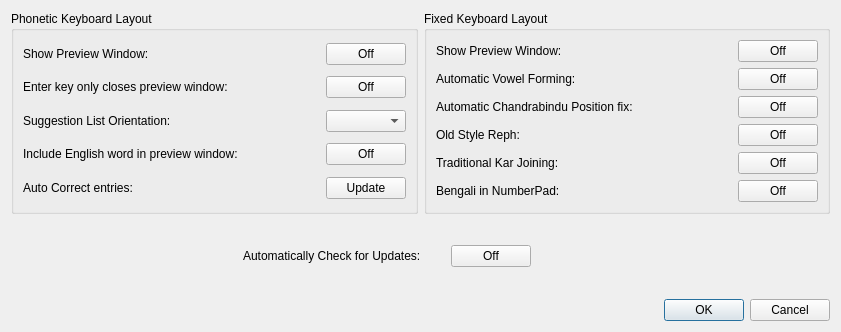
Before: the Qt Designer form src/frontend/SettingsDialog.ui in OpenBangla/OpenBangla-Keyboard, drawn with Qt 5.
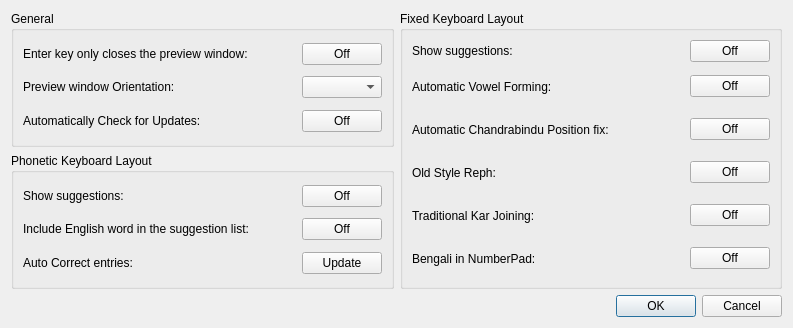
After: the same form once the commit is applied.

Commit message: Settings dialog redesign take 2! (#159)

```diff
--- a/src/frontend/SettingsDialog.ui
+++ b/src/frontend/SettingsDialog.ui
@@ -6,8 +6,8 @@
    <rect>
     <x>0</x>
     <y>0</y>
-    <width>841</width>
-    <height>332</height>
+    <width>793</width>
+    <height>328</height>
    </rect>
   </property>
   <property name="sizePolicy">
@@ -19,89 +19,18 @@
   <property name="windowTitle">
    <string>Settings</string>
   </property>
-  <layout class="QVBoxLayout" name="verticalLayout">
+  <layout class="QVBoxLayout" name="verticalLayout_2">
    <item>
     <layout class="QHBoxLayout" name="horizontalLayout">
      <item>
-      <widget class="QGroupBox" name="PhoneticLayout">
-       <property name="sizePolicy">
-        <sizepolicy hsizetype="Expanding" vsizetype="Expanding">
-         <horstretch>0</horstretch>
-         <verstretch>0</verstretch>
-        </sizepolicy>
-       </property>
+      <layout class="QVBoxLayout" name="verticalLayout">
+       <item>
+        <widget class="QGroupBox" name="groupBox">
        <property name="title">
-        <string>Phonetic Keyboard Layout</string>
+          <string>General</string>
        </property>
        <layout class="QGridLayout" name="gridLayout">
-        <property name="sizeConstraint">
-         <enum>QLayout::SetDefaultConstraint</enum>
-        </property>
-        <item row="5" column="0">
-         <widget class="QLabel" name="label_11">
-          <property name="sizePolicy">
-           <sizepolicy hsizetype="Expanding" vsizetype="Expanding">
-            <horstretch>0</horstretch>
-            <verstretch>0</verstretch>
-           </sizepolicy>
-          </property>
-          <property name="text">
-           <string>Auto Correct entries:</string>
-          </property>
-          <property name="alignment">
-           <set>Qt::AlignLeading|Qt::AlignLeft|Qt::AlignVCenter</set>
-          </property>
-         </widget>
-        </item>
-        <item row="5" column="1">
-         <widget class="QPushButton" name="btnACUpdate">
-          <property name="sizePolicy">
-           <sizepolicy hsizetype="Minimum" vsizetype="Fixed">
-            <horstretch>0</horstretch>
-            <verstretch>0</verstretch>
-           </sizepolicy>
-          </property>
-          <property name="text">
-           <string>Update</string>
-          </property>
-          <property name="checkable">
-           <bool>false</bool>
-          </property>
-         </widget>
-        </item>
-        <item row="4" column="1">
-         <widget class="QPushButton" name="btnIncludeEnglishPrevWin">
-          <property name="sizePolicy">
-           <sizepolicy hsizetype="Minimum" vsizetype="Fixed">
-            <horstretch>0</horstretch>
-            <verstretch>0</verstretch>
-           </sizepolicy>
-          </property>
-          <property name="text">
-           <string>Off</string>
-          </property>
-          <property name="checkable">
-           <bool>true</bool>
-          </property>
-         </widget>
-        </item>
         <item row="0" column="0">
-         <widget class="QLabel" name="label_2">
-          <property name="sizePolicy">
-           <sizepolicy hsizetype="Expanding" vsizetype="Expanding">
-            <horstretch>0</horstretch>
-            <verstretch>0</verstretch>
-           </sizepolicy>
-          </property>
-          <property name="text">
-           <string>&lt;html&gt;&lt;head/&gt;&lt;body&gt;&lt;p&gt;Show Preview Window:&lt;/p&gt;&lt;/body&gt;&lt;/html&gt;</string>
-          </property>
-          <property name="alignment">
-           <set>Qt::AlignLeading|Qt::AlignLeft|Qt::AlignVCenter</set>
-          </property>
-         </widget>
-        </item>
-        <item row="1" column="0">
          <widget class="QLabel" name="label">
           <property name="sizePolicy">
            <sizepolicy hsizetype="Expanding" vsizetype="Expanding">
@@ -110,15 +39,15 @@
            </sizepolicy>
           </property>
           <property name="text">
-           <string>&lt;html&gt;&lt;head/&gt;&lt;body&gt;&lt;p&gt;Enter key only closes preview window:&lt;/p&gt;&lt;/body&gt;&lt;/html&gt;</string>
+             <string>&lt;html&gt;&lt;head/&gt;&lt;body&gt;&lt;p&gt;Enter key only closes the preview window:&lt;/p&gt;&lt;/body&gt;&lt;/html&gt;</string>
           </property>
           <property name="alignment">
            <set>Qt::AlignLeading|Qt::AlignLeft|Qt::AlignVCenter</set>
           </property>
          </widget>
         </item>
-        <item row="1" column="1">
-         <widget class="QPushButton" name="btnClosePrevWin">
+          <item row="0" column="1">
+           <widget class="QPushButton" name="btnEnterClosePW">
           <property name="sizePolicy">
            <sizepolicy hsizetype="Minimum" vsizetype="Fixed">
             <horstretch>0</horstretch>
@@ -133,7 +62,7 @@
           </property>
          </widget>
         </item>
-        <item row="3" column="0">
+          <item row="1" column="0">
          <widget class="QLabel" name="label_3">
           <property name="sizePolicy">
            <sizepolicy hsizetype="Expanding" vsizetype="Expanding">
@@ -142,14 +71,14 @@
            </sizepolicy>
           </property>
           <property name="text">
-           <string>Suggestion List Orientation:</string>
+             <string>&lt;html&gt;&lt;head/&gt;&lt;body&gt;&lt;p&gt;Preview window Orientation:&lt;/p&gt;&lt;/body&gt;&lt;/html&gt;</string>
           </property>
           <property name="alignment">
            <set>Qt::AlignLeading|Qt::AlignLeft|Qt::AlignVCenter</set>
           </property>
          </widget>
         </item>
-        <item row="3" column="1">
+          <item row="1" column="1">
          <widget class="QComboBox" name="cmbOrientation">
           <property name="sizePolicy">
            <sizepolicy hsizetype="Minimum" vsizetype="Fixed">
@@ -162,7 +91,89 @@
           </property>
          </widget>
         </item>
-        <item row="4" column="0">
+          <item row="2" column="0">
+           <widget class="QLabel" name="label_4">
+            <property name="sizePolicy">
+             <sizepolicy hsizetype="Expanding" vsizetype="Expanding">
+              <horstretch>0</horstretch>
+              <verstretch>0</verstretch>
+             </sizepolicy>
+            </property>
+            <property name="text">
+             <string>Automatically Check for Updates:</string>
+            </property>
+           </widget>
+          </item>
+          <item row="2" column="1">
+           <widget class="QPushButton" name="btnCheckUpdate">
+            <property name="sizePolicy">
+             <sizepolicy hsizetype="Minimum" vsizetype="Fixed">
+              <horstretch>0</horstretch>
+              <verstretch>0</verstretch>
+             </sizepolicy>
+            </property>
+            <property name="text">
+             <string>Off</string>
+            </property>
+            <property name="checkable">
+             <bool>true</bool>
+            </property>
+            <property name="checked">
+             <bool>false</bool>
+            </property>
+           </widget>
+          </item>
+         </layout>
+        </widget>
+       </item>
+       <item>
+        <widget class="QGroupBox" name="PhoneticLayout">
+         <property name="sizePolicy">
+          <sizepolicy hsizetype="Expanding" vsizetype="Expanding">
+           <horstretch>0</horstretch>
+           <verstretch>0</verstretch>
+          </sizepolicy>
+         </property>
+         <property name="title">
+          <string>Phonetic Keyboard Layout</string>
+         </property>
+         <layout class="QGridLayout" name="gridLayout_2">
+          <property name="sizeConstraint">
+           <enum>QLayout::SetDefaultConstraint</enum>
+          </property>
+          <item row="0" column="0">
+           <widget class="QLabel" name="label_2">
+            <property name="sizePolicy">
+             <sizepolicy hsizetype="Expanding" vsizetype="Expanding">
+              <horstretch>0</horstretch>
+              <verstretch>0</verstretch>
+             </sizepolicy>
+            </property>
+            <property name="text">
+             <string>&lt;html&gt;&lt;head/&gt;&lt;body&gt;&lt;p&gt;Show suggestions:&lt;/p&gt;&lt;/body&gt;&lt;/html&gt;</string>
+            </property>
+            <property name="alignment">
+             <set>Qt::AlignLeading|Qt::AlignLeft|Qt::AlignVCenter</set>
+            </property>
+           </widget>
+          </item>
+          <item row="0" column="1">
+           <widget class="QPushButton" name="btnSuggestionPhonetic">
+            <property name="sizePolicy">
+             <sizepolicy hsizetype="Minimum" vsizetype="Fixed">
+              <horstretch>0</horstretch>
+              <verstretch>0</verstretch>
+             </sizepolicy>
+            </property>
+            <property name="text">
+             <string>Off</string>
+            </property>
+            <property name="checkable">
+             <bool>true</bool>
+            </property>
+           </widget>
+          </item>
+          <item row="1" column="0">
          <widget class="QLabel" name="label_5">
           <property name="sizePolicy">
            <sizepolicy hsizetype="Expanding" vsizetype="Expanding">
@@ -171,15 +182,15 @@
            </sizepolicy>
           </property>
           <property name="text">
-           <string>&lt;html&gt;&lt;head/&gt;&lt;body&gt;&lt;p&gt;Include English word in preview window:&lt;/p&gt;&lt;/body&gt;&lt;/html&gt;</string>
+             <string>&lt;html&gt;&lt;head/&gt;&lt;body&gt;&lt;p&gt;Include English word in the suggestion list:&lt;/p&gt;&lt;/body&gt;&lt;/html&gt;</string>
           </property>
           <property name="alignment">
            <set>Qt::AlignLeading|Qt::AlignLeft|Qt::AlignVCenter</set>
           </property>
          </widget>
         </item>
-        <item row="0" column="1">
-         <widget class="QPushButton" name="btnShowPrevWin">
+          <item row="1" column="1">
+           <widget class="QPushButton" name="btnIncludeEnglishPrevWin">
           <property name="sizePolicy">
            <sizepolicy hsizetype="Minimum" vsizetype="Fixed">
             <horstretch>0</horstretch>
@@ -194,8 +205,42 @@
           </property>
          </widget>
         </item>
-       </layout>
-      </widget>
+          <item row="2" column="0">
+           <widget class="QLabel" name="label_11">
+            <property name="sizePolicy">
+             <sizepolicy hsizetype="Expanding" vsizetype="Expanding">
+              <horstretch>0</horstretch>
+              <verstretch>0</verstretch>
+             </sizepolicy>
+            </property>
+            <property name="text">
+             <string>Auto Correct entries:</string>
+            </property>
+            <property name="alignment">
+             <set>Qt::AlignLeading|Qt::AlignLeft|Qt::AlignVCenter</set>
+            </property>
+           </widget>
+          </item>
+          <item row="2" column="1">
+           <widget class="QPushButton" name="btnACUpdate">
+            <property name="sizePolicy">
+             <sizepolicy hsizetype="Minimum" vsizetype="Fixed">
+              <horstretch>0</horstretch>
+              <verstretch>0</verstretch>
+             </sizepolicy>
+            </property>
+            <property name="text">
+             <string>Update</string>
+            </property>
+            <property name="checkable">
+             <bool>false</bool>
+            </property>
+           </widget>
+          </item>
+         </layout>
+        </widget>
+       </item>
+      </layout>
      </item>
      <item>
       <widget class="QGroupBox" name="FixedLayout">
@@ -208,7 +253,30 @@
        <property name="title">
         <string>Fixed Keyboard Layout</string>
        </property>
-       <layout class="QGridLayout" name="gridLayout_2">
+       <layout class="QGridLayout" name="gridLayout_3">
+        <item row="0" column="0">
+         <widget class="QLabel" name="label_12">
+          <property name="text">
+           <string>&lt;html&gt;&lt;head/&gt;&lt;body&gt;&lt;p&gt;Show suggestions:&lt;/p&gt;&lt;/body&gt;&lt;/html&gt;</string>
+          </property>
+         </widget>
+        </item>
+        <item row="0" column="1">
+         <widget class="QPushButton" name="btnSuggestionFixed">
+          <property name="sizePolicy">
+           <sizepolicy hsizetype="Minimum" vsizetype="Fixed">
+            <horstretch>0</horstretch>
+            <verstretch>0</verstretch>
+           </sizepolicy>
+          </property>
+          <property name="text">
+           <string>Off</string>
+          </property>
+          <property name="checkable">
+           <bool>true</bool>
+          </property>
+         </widget>
+        </item>
         <item row="1" column="0">
          <widget class="QLabel" name="label_6">
           <property name="sizePolicy">
@@ -222,21 +290,8 @@
           </property>
          </widget>
         </item>
-        <item row="4" column="0">
-         <widget class="QLabel" name="label_9">
-          <property name="sizePolicy">
-           <sizepolicy hsizetype="Expanding" vsizetype="Expanding">
-            <horstretch>0</horstretch>
-            <verstretch>0</verstretch>
-           </sizepolicy>
-          </property>
-          <property name="text">
-           <string>Traditional Kar Joining:</string>
-          </property>
-         </widget>
-        </item>
-        <item row="2" column="1">
-         <widget class="QPushButton" name="btnAutoChandra">
+        <item row="1" column="1">
+         <widget class="QPushButton" name="btnAutoVowel">
           <property name="sizePolicy">
            <sizepolicy hsizetype="Minimum" vsizetype="Fixed">
             <horstretch>0</horstretch>
@@ -264,53 +319,8 @@
           </property>
          </widget>
         </item>
-        <item row="3" column="1">
-         <widget class="QPushButton" name="btnOldReph">
-          <property name="sizePolicy">
-           <sizepolicy hsizetype="Minimum" vsizetype="Fixed">
-            <horstretch>0</horstretch>
-            <verstretch>0</verstretch>
-           </sizepolicy>
-          </property>
-          <property name="text">
-           <string>Off</string>
-          </property>
-          <property name="checkable">
-           <bool>true</bool>
-          </property>
-         </widget>
-        </item>
-        <item row="5" column="1">
-         <widget class="QPushButton" name="btnNumberpad">
-          <property name="sizePolicy">
-           <sizepolicy hsizetype="Minimum" vsizetype="Fixed">
-            <horstretch>0</horstretch>
-            <verstretch>0</verstretch>
-           </sizepolicy>
-          </property>
-          <property name="text">
-           <string>Off</string>
-          </property>
-          <property name="checkable">
-           <bool>true</bool>
-          </property>
-         </widget>
-        </item>
-        <item row="5" column="0">
-         <widget class="QLabel" name="label_10">
-          <property name="sizePolicy">
-           <sizepolicy hsizetype="Expanding" vsizetype="Expanding">
-            <horstretch>0</horstretch>
-            <verstretch>0</verstretch>
-           </sizepolicy>
-          </property>
-          <property name="text">
-           <string>Bengali in NumberPad:</string>
-          </property>
-         </widget>
-        </item>
-        <item row="1" column="1">
-         <widget class="QPushButton" name="btnAutoVowel">
+        <item row="2" column="1">
+         <widget class="QPushButton" name="btnAutoChandra">
           <property name="sizePolicy">
            <sizepolicy hsizetype="Minimum" vsizetype="Fixed">
             <horstretch>0</horstretch>
@@ -338,6 +348,35 @@
           </property>
          </widget>
         </item>
+        <item row="3" column="1">
+         <widget class="QPushButton" name="btnOldReph">
+          <property name="sizePolicy">
+           <sizepolicy hsizetype="Minimum" vsizetype="Fixed">
+            <horstretch>0</horstretch>
+            <verstretch>0</verstretch>
+           </sizepolicy>
+          </property>
+          <property name="text">
+           <string>Off</string>
+          </property>
+          <property name="checkable">
+           <bool>true</bool>
+          </property>
+         </widget>
+        </item>
+        <item row="4" column="0">
+         <widget class="QLabel" name="label_9">
+          <property name="sizePolicy">
+           <sizepolicy hsizetype="Expanding" vsizetype="Expanding">
+            <horstretch>0</horstretch>
+            <verstretch>0</verstretch>
+           </sizepolicy>
+          </property>
+          <property name="text">
+           <string>Traditional Kar Joining:</string>
+          </property>
+         </widget>
+        </item>
         <item row="4" column="1">
          <widget class="QPushButton" name="btnKarJoining">
           <property name="sizePolicy">
@@ -354,68 +393,8 @@
           </property>
          </widget>
         </item>
-        <item row="0" column="0">
-         <widget class="QLabel" name="label_12">
-          <property name="text">
-           <string>Show Preview Window:</string>
-          </property>
-         </widget>
-        </item>
-        <item row="0" column="1">
-         <widget class="QPushButton" name="btnShowPrevWinFixed">
-          <property name="sizePolicy">
-           <sizepolicy hsizetype="Minimum" vsizetype="Fixed">
-            <horstretch>0</horstretch>
-            <verstretch>0</verstretch>
-           </sizepolicy>
-          </property>
-          <property name="text">
-           <string>Off</string>
-          </property>
-          <property name="checkable">
-           <bool>true</bool>
-          </property>
-         </widget>
-        </item>
-       </layout>
-      </widget>
-     </item>
-    </layout>
-   </item>
-   <item>
-    <layout class="QHBoxLayout" name="horizontalLayout_2">
-     <property name="sizeConstraint">
-      <enum>QLayout::SetNoConstraint</enum>
-     </property>
-     <item>
-      <spacer name="horizontalSpacer_2">
-       <property name="orientation">
-        <enum>Qt::Horizontal</enum>
-       </property>
-       <property name="sizeType">
-        <enum>QSizePolicy::Fixed</enum>
-       </property>
-       <property name="sizeHint" stdset="0">
-        <size>
-         <width>232</width>
-         <height>20</height>
-        </size>
-       </property>
-      </spacer>
-     </item>
-     <item>
-      <layout class="QFormLayout" name="formLayout_3">
-       <property name="formAlignment">
-        <set>Qt::AlignLeading|Qt::AlignLeft|Qt::AlignVCenter</set>
-       </property>
-       <property name="horizontalSpacing">
-        <number>30</number>
-       </property>
-       <property name="rightMargin">
-        <number>7</number>
-       </property>
-       <item row="0" column="0">
-        <widget class="QLabel" name="label_4">
+        <item row="5" column="0">
+         <widget class="QLabel" name="label_10">
          <property name="sizePolicy">
           <sizepolicy hsizetype="Expanding" vsizetype="Expanding">
            <horstretch>0</horstretch>
@@ -423,14 +402,14 @@
           </sizepolicy>
          </property>
          <property name="text">
-          <string>Automatically Check for Updates:</string>
+           <string>Bengali in NumberPad:</string>
          </property>
         </widget>
        </item>
-       <item row="0" column="1">
-        <widget class="QPushButton" name="btnCheckUpdate">
+        <item row="5" column="1">
+         <widget class="QPushButton" name="btnNumberpad">
          <property name="sizePolicy">
-          <sizepolicy hsizetype="Fixed" vsizetype="Fixed">
+           <sizepolicy hsizetype="Minimum" vsizetype="Fixed">
            <horstretch>0</horstretch>
            <verstretch>0</verstretch>
           </sizepolicy>
@@ -441,28 +420,10 @@
          <property name="checkable">
           <bool>true</bool>
          </property>
-         <property name="checked">
-          <bool>false</bool>
-         </property>
         </widget>
        </item>
       </layout>
-     </item>
-     <item>
-      <spacer name="horizontalSpacer">
-       <property name="orientation">
-        <enum>Qt::Horizontal</enum>
-       </property>
-       <property name="sizeType">
-        <enum>QSizePolicy::Fixed</enum>
-       </property>
-       <property name="sizeHint" stdset="0">
-        <size>
-         <width>232</width>
-         <height>20</height>
-        </size>
-       </property>
-      </spacer>
+      </widget>
      </item>
     </layout>
    </item>
```
Lines whose indentation alone changed are shown as unchanged. The commit also changes 1 other file.
